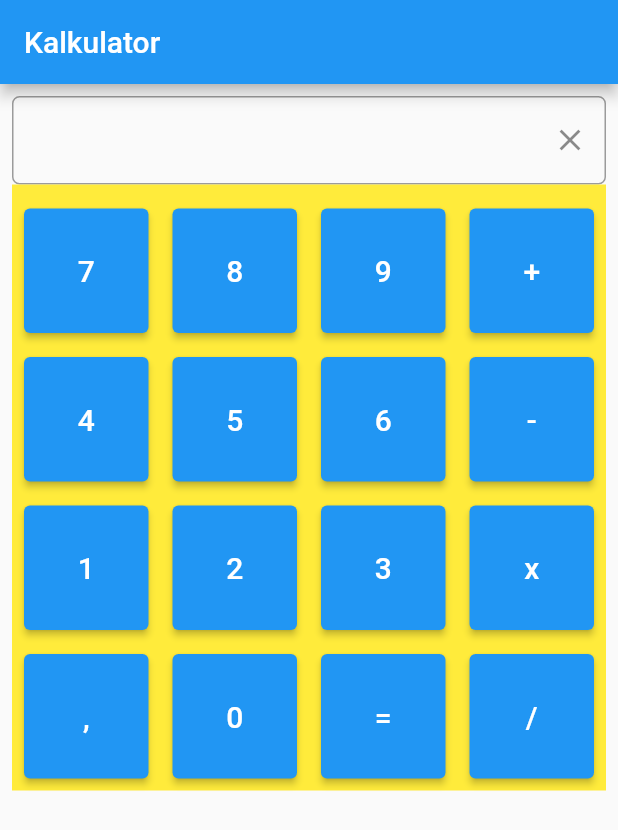
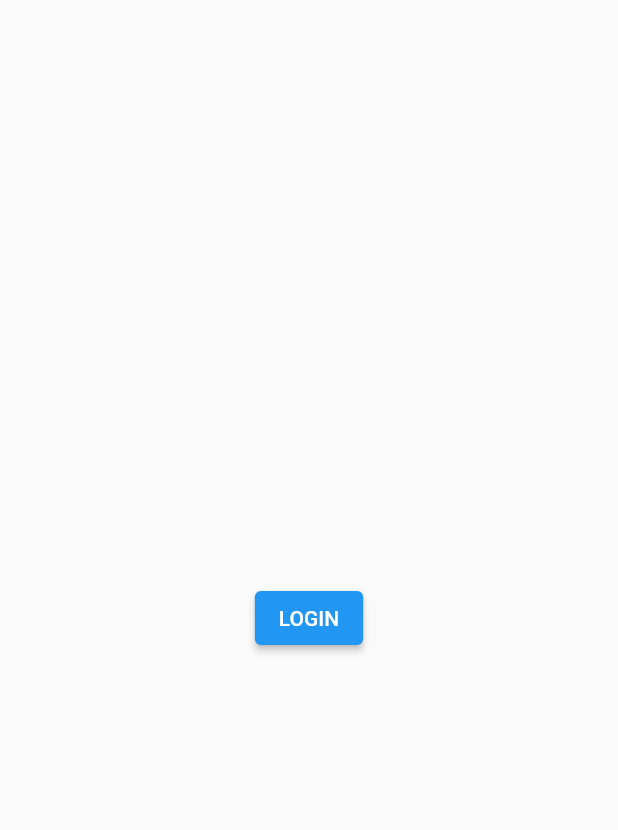
Before and after one commit to paozanwa22/learnFlutter, a Flutter app: the screen it shows after launch, on a phone screen of 412 x 824 dp. Shown: the top 830 px of the screen. Run offline on Flutter 3.47's test engine with Material 2 defaults, Android fonts, the phone set to English and light mode, and no system bars.

```diff
--- /dev/null
+++ b/lib/login_page.dart
@@ -0,0 +1,21 @@
+import 'package:flutter/material.dart';
+
+import 'main_page.dart';
+
+
+class LoginPage extends StatelessWidget {
+  const LoginPage({Key? key}) : super(key: key);
+
+  @override
+  Widget build(BuildContext context) {
+    return Scaffold(
+      body: Center(
+        child: ElevatedButton(onPressed: () {
+          Navigator.pushReplacement(context, MaterialPageRoute(builder: (context) {
+            return MainPage();
+          }));
+        }, child: Text('LOGIN')),
+      ),
+    );
+  }
+}
--- a/lib/main.dart
+++ b/lib/main.dart
@@ -1,90 +1,17 @@
+// import 'dart:ffi';
+
 import 'package:flutter/material.dart';
+import 'package:flutter_application_1/login_page.dart';
 
 void main() => runApp(MyApp());
 
-class MyApp extends StatefulWidget {
-  @override
-  _MyAppState createState() => _MyAppState();
-}
-
-class _MyAppState extends State<MyApp> {
-  List<Widget> widgets = [];
-
-  int counter = 1;
-
-  TextEditingController _inputController = TextEditingController(text: "");
-
-  List<String> _buttons = [
-    "7",
-    "8",
-    "9",
-    "+",
-    "4",
-    "5",
-    "6",
-    "-",
-    "1",
-    "2",
-    "3",
-    "x",
-    ",",
-    "0",
-    "=",
-    "/",
-  ];
-
-  void onChange(String text) {
-    this._inputController.text = this._inputController.text + text;
-  }
+class MyApp extends StatelessWidget {
+  const MyApp({ Key? key }) : super(key: key);
 
   @override
   Widget build(BuildContext context) {
     return MaterialApp(
-      home: Scaffold(
-          appBar: AppBar(
-            title: Text('Kalkulator'),
-          ),
-          body: Padding(
-            padding: EdgeInsets.all(8.0),
-            child: SingleChildScrollView(
-              child: Column(
-                crossAxisAlignment: CrossAxisAlignment.center,
-                children: [
-                  TextFormField(
-                    controller: this._inputController,
-                    cursorColor: Colors.green,
-                    decoration: InputDecoration(
-                      suffixIcon: IconButton(
-                        icon: Icon(Icons.clear),
-                        onPressed: () => this._inputController.clear(),
-                      ),
-                      border: OutlineInputBorder(
-                          borderRadius: BorderRadius.circular(5.0)),
-                    ),
-                  ),
-                  Container(
-                    color: Colors.yellow,
-                    child: Padding(
-                      padding: const EdgeInsets.only(top: 8.0),
-                      child: GridView.builder(
-                          shrinkWrap: true,
-                          gridDelegate: SliverGridDelegateWithFixedCrossAxisCount(
-                              crossAxisCount: 4),
-                          itemCount: _buttons.length,
-                          itemBuilder: (_, index) => Padding(
-                            padding: const EdgeInsets.all(8.0),
-                            child: ElevatedButton(
-                                onPressed: () {
-                                  this.onChange(_buttons[index]);
-                                },
-                                child: Text(_buttons[index], style: TextStyle(fontSize: 20),)),
-                          )),
-                    ),
-                  )
-                ],
-              ),
-            ),
-          )),
+      home: LoginPage(),
     );
   }
 }
```
Also changed, not shown: lib/main_page.dart (added, +24 -0 lines), lib/second_page.dart (added, +20 -0 lines).
